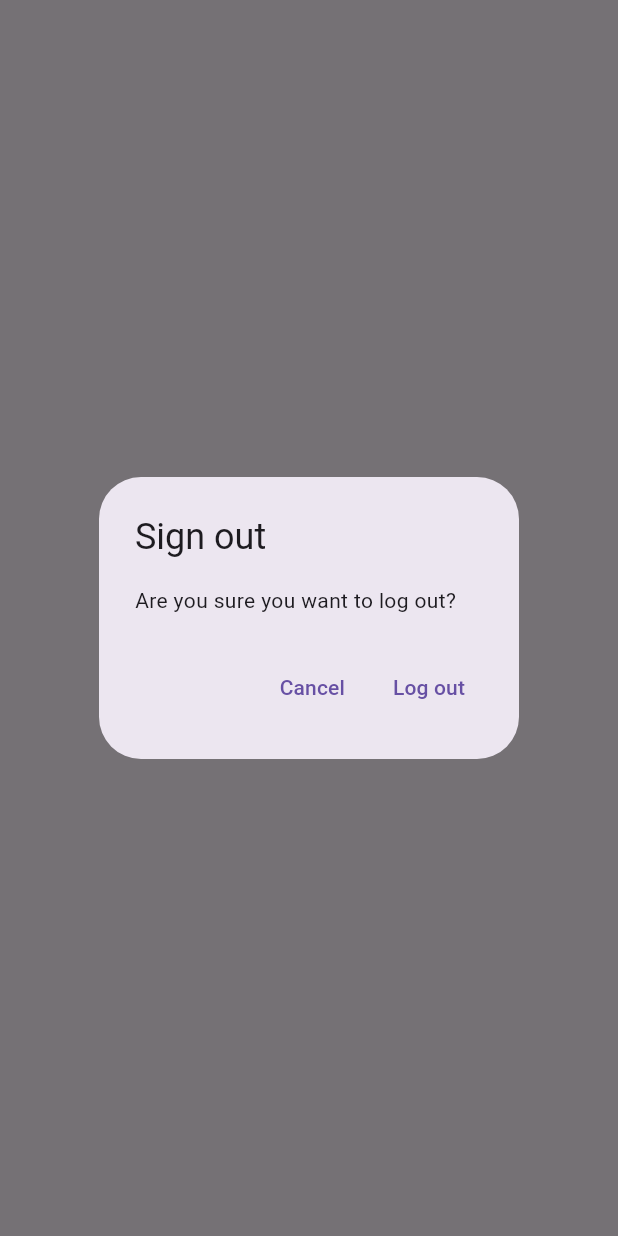
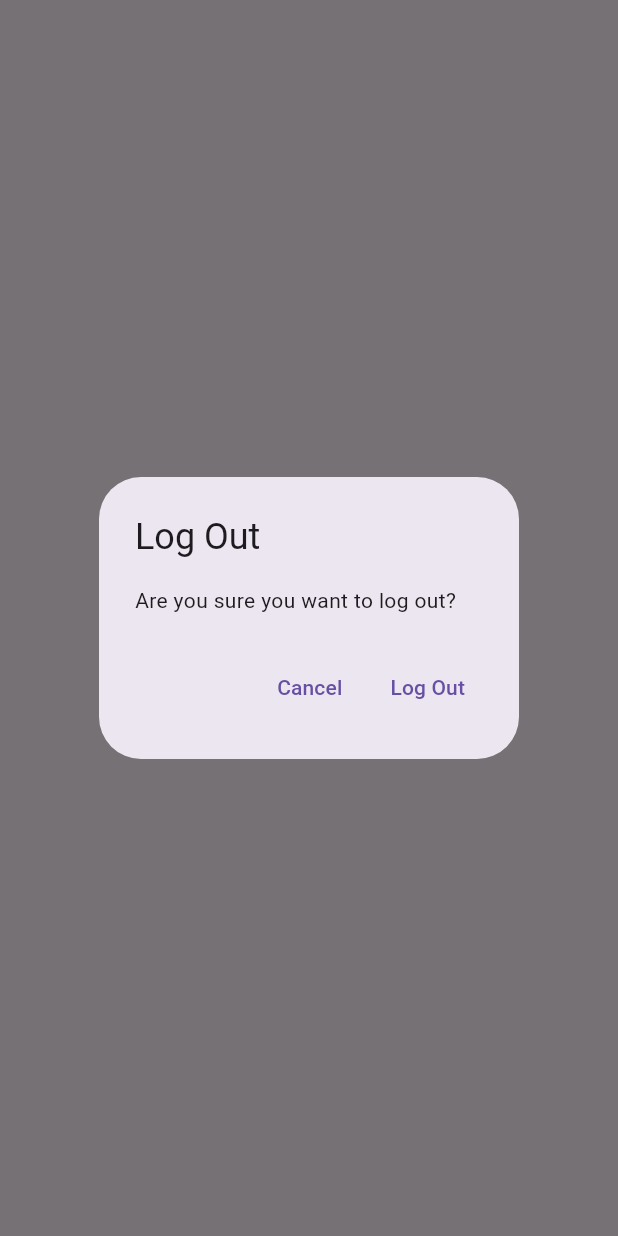
Before and after one commit to Buhana149/firebase_impl_app, a Flutter app: what showLogOutDialog() shows on an empty page, opened directly, on a phone screen of 412 x 824 dp. Run offline on Flutter 3.47's test engine with Material 3 defaults, Android fonts, the phone set to English and light mode, and no system bars; our stand-ins replace firebase_auth, firebase_core, sqflite; accounts and stored records are empty; network calls fail.

```diff
--- a/lib/home_page.dart
+++ b/lib/home_page.dart
@@ -32,29 +32,3 @@ class HomePage extends StatelessWidget {
     );
   }
 }
-
-Future<bool> showLogOutDialog(BuildContext context) {
-  return showDialog<bool>(
-    context: context,
-    builder: (context) {
-      return AlertDialog(
-        title: const Text('Sign out'),
-        content: const Text('Are you sure you want to log out?'),
-        actions: [
-          TextButton(
-            onPressed: () {
-              Navigator.of(context).pop(false);
-            },
-            child: Text('Cancel'),
-          ),
-          TextButton(
-            onPressed: () {
-              Navigator.of(context).pop(true);
-            },
-            child: Text('Log out'),
-          ),
-        ],
-      );
-    },
-  ).then((value) => value ?? false);
-}
--- /dev/null
+++ b/lib/views/notes/dialogs/generic_dialog.dart
@@ -0,0 +1,36 @@
+import 'package:flutter/material.dart';
+
+typedef DialogOptionBuilder<T> = Map<String, T?> Function();
+
+Future<T?> showGenericDialog<T>({
+  required BuildContext context,
+  required String title,
+  required String content,
+  required DialogOptionBuilder optionsBuilder,
+}) {
+  final options = optionsBuilder();
+  return showDialog<T>(
+    context: context,
+    builder: (context) {
+      return AlertDialog(
+        title: Text(title),
+        content: Text(content),
+        actions: options.keys.map(
+          (optionTitle) {
+            final value = options[optionTitle];
+            return TextButton(
+              onPressed: () {
+                if (value != null) {
+                  Navigator.of(context).pop(value);
+                } else {
+                  Navigator.of(context).pop();
+                }
+              },
+              child: Text(optionTitle),
+            );
+          },
+        ).toList(),
+      );
+    },
+  );
+}
--- /dev/null
+++ b/lib/views/notes/logout_dialog.dart
@@ -0,0 +1,16 @@
+import 'package:firebase_impl_app/views/notes/dialogs/generic_dialog.dart';
+import 'package:flutter/material.dart';
+
+Future<bool> showLogOutDialog(BuildContext context) {
+  return showGenericDialog<bool>(
+    context: context,
+    title: 'Log Out',
+    content: 'Are you sure you want to log out?',
+    optionsBuilder: () => {
+      'Cancel': false,
+      'Log Out': true,
+    },
+  ).then(
+    (value) => value ?? false,
+  );
+}
```
Also changed, not shown: lib/utilities/show_error_dialog.dart (deleted, +0 -23 lines), lib/views/login_view.dart (+4 -4 lines), lib/views/notes/dialogs/delete_dilalog.dart (added, +16 -0 lines), lib/views/notes/dialogs/error_dialog.dart (added, +16 -0 lines), lib/views/notes/notes_list_view.dart (added, +43 -0 lines), lib/views/notes/notes_view.dart (+6 -12 lines), lib/views/register_view.dart (+5 -5 lines).
